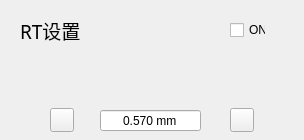
This is Module/ModuleRtSet.ui in wlffeng2008/AKKOStdio as Qt 5 draws it before an edit. The edited form follows.
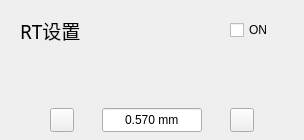
This is the edited form. Custom widgets are drawn as their Qt base class.

Patch:
```diff
--- a/Module/ModuleRtSet.ui
+++ b/Module/ModuleRtSet.ui
@@ -38,7 +38,7 @@
     <rect>
      <x>230</x>
      <y>20</y>
-     <width>36</width>
+     <width>43</width>
      <height>20</height>
     </rect>
    </property>
@@ -49,10 +49,10 @@
   <widget class="QLineEdit" name="lineEdit">
    <property name="geometry">
     <rect>
-     <x>100</x>
-     <y>110</y>
-     <width>101</width>
-     <height>21</height>
+     <x>102</x>
+     <y>108</y>
+     <width>100</width>
+     <height>24</height>
     </rect>
    </property>
    <property name="text">
```
